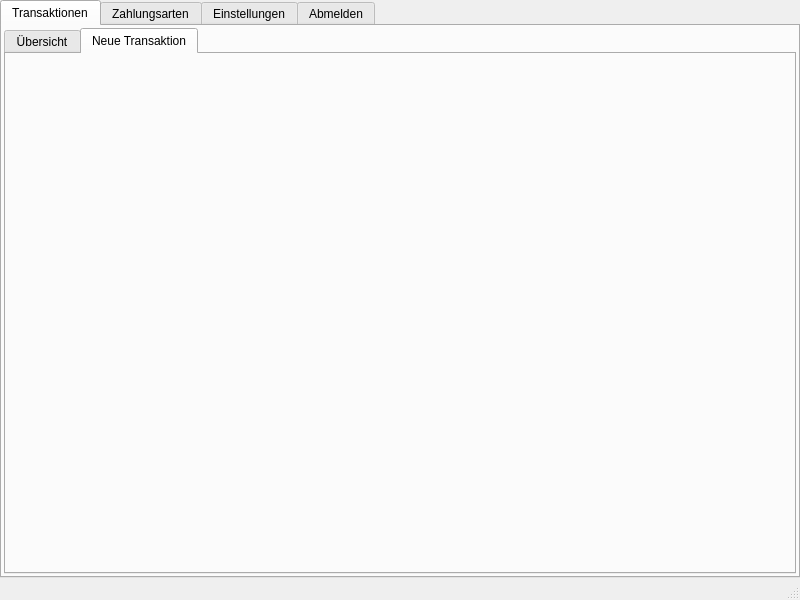
Above: benutzerwindow.ui from Tandaradei/haushalt before the change. Below: the same form after it.
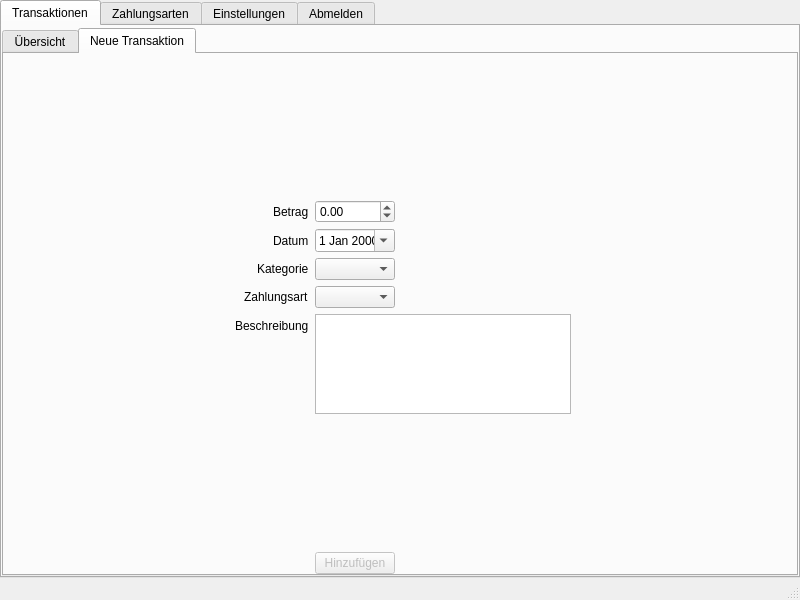
That is the form after the change. The open tabs and pages were chosen to show the change. Icons and pictures are not drawn.

Commit message:
Add, edit and remove transaction
Added Edit and Remove Buttons below transaction list
Added form to add transaction

Diff of the .ui file:
```diff
--- a/benutzerwindow.ui
+++ b/benutzerwindow.ui
@@ -76,16 +76,16 @@
           <item>
            <layout class="QVBoxLayout" name="transaktionenTabLayout">
             <property name="leftMargin">
-             <number>2</number>
+             <number>0</number>
             </property>
             <property name="topMargin">
              <number>2</number>
             </property>
             <property name="rightMargin">
-             <number>2</number>
+             <number>0</number>
             </property>
             <property name="bottomMargin">
-             <number>2</number>
+             <number>0</number>
             </property>
             <item>
              <widget class="QTabWidget" name="transaktionenTabWidget">
@@ -100,10 +100,7 @@
                <attribute name="title">
                 <string>Übersicht</string>
                </attribute>
-               <layout class="QVBoxLayout" name="verticalLayout_4">
-                <property name="spacing">
-                 <number>0</number>
-                </property>
+               <layout class="QVBoxLayout" name="verticalLayout">
                 <property name="leftMargin">
                  <number>0</number>
                 </property>
@@ -219,6 +216,201 @@
                <attribute name="title">
                 <string>Neue Transaktion</string>
                </attribute>
+               <layout class="QVBoxLayout" name="verticalLayout_4">
+                <property name="leftMargin">
+                 <number>0</number>
+                </property>
+                <property name="topMargin">
+                 <number>2</number>
+                </property>
+                <property name="rightMargin">
+                 <number>0</number>
+                </property>
+                <property name="bottomMargin">
+                 <number>0</number>
+                </property>
+                <item>
+                 <layout class="QVBoxLayout" name="transaktionenNeuTabLayout">
+                  <item>
+                   <layout class="QFormLayout" name="formLayout">
+                    <property name="fieldGrowthPolicy">
+                     <enum>QFormLayout::FieldsStayAtSizeHint</enum>
+                    </property>
+                    <property name="labelAlignment">
+                     <set>Qt::AlignRight|Qt::AlignTrailing|Qt::AlignVCenter</set>
+                    </property>
+                    <property name="formAlignment">
+                     <set>Qt::AlignHCenter|Qt::AlignTop</set>
+                    </property>
+                    <property name="leftMargin">
+                     <number>0</number>
+                    </property>
+                    <property name="topMargin">
+                     <number>12</number>
+                    </property>
+                    <item row="1" column="0">
+                     <widget class="QLabel" name="label">
+                      <property name="text">
+                       <string>Betrag</string>
+                      </property>
+                     </widget>
+                    </item>
+                    <item row="1" column="1">
+                     <widget class="QDoubleSpinBox" name="doubleSpinBox">
+                      <property name="minimumSize">
+                       <size>
+                        <width>80</width>
+                        <height>0</height>
+                       </size>
+                      </property>
+                      <property name="maximumSize">
+                       <size>
+                        <width>80</width>
+                        <height>16777215</height>
+                       </size>
+                      </property>
+                      <property name="minimum">
+                       <double>-99999999.000000000000000</double>
+                      </property>
+                      <property name="maximum">
+                       <double>99999999.000000000000000</double>
+                      </property>
+                     </widget>
+                    </item>
+                    <item row="2" column="0">
+                     <widget class="QLabel" name="label_2">
+                      <property name="text">
+                       <string>Datum</string>
+                      </property>
+                     </widget>
+                    </item>
+                    <item row="2" column="1">
+                     <widget class="QDateEdit" name="dateEdit">
+                      <property name="minimumSize">
+                       <size>
+                        <width>80</width>
+                        <height>0</height>
+                       </size>
+                      </property>
+                      <property name="maximumSize">
+                       <size>
+                        <width>80</width>
+                        <height>16777215</height>
+                       </size>
+                      </property>
+                      <property name="calendarPopup">
+                       <bool>true</bool>
+                      </property>
+                     </widget>
+                    </item>
+                    <item row="3" column="0">
+                     <widget class="QLabel" name="label_3">
+                      <property name="text">
+                       <string>Kategorie</string>
+                      </property>
+                     </widget>
+                    </item>
+                    <item row="3" column="1">
+                     <widget class="QComboBox" name="comboBox">
+                      <property name="minimumSize">
+                       <size>
+                        <width>80</width>
+                        <height>0</height>
+                       </size>
+                      </property>
+                      <property name="maximumSize">
+                       <size>
+                        <width>100</width>
+                        <height>16777215</height>
+                       </size>
+                      </property>
+                     </widget>
+                    </item>
+                    <item row="5" column="0">
+                     <widget class="QLabel" name="label_4">
+                      <property name="text">
+                       <string>Beschreibung</string>
+                      </property>
+                     </widget>
+                    </item>
+                    <item row="5" column="1">
+                     <widget class="QTextEdit" name="textEdit">
+                      <property name="maximumSize">
+                       <size>
+                        <width>16777215</width>
+                        <height>100</height>
+                       </size>
+                      </property>
+                     </widget>
+                    </item>
+                    <item row="4" column="0">
+                     <widget class="QLabel" name="label_5">
+                      <property name="text">
+                       <string>Zahlungsart</string>
+                      </property>
+                     </widget>
+                    </item>
+                    <item row="4" column="1">
+                     <widget class="QComboBox" name="comboBox_2">
+                      <property name="minimumSize">
+                       <size>
+                        <width>80</width>
+                        <height>0</height>
+                       </size>
+                      </property>
+                      <property name="maximumSize">
+                       <size>
+                        <width>80</width>
+                        <height>16777215</height>
+                       </size>
+                      </property>
+                     </widget>
+                    </item>
+                    <item row="7" column="1">
+                     <widget class="QPushButton" name="pushButton">
+                      <property name="enabled">
+                       <bool>false</bool>
+                      </property>
+                      <property name="text">
+                       <string>Hinzufügen</string>
+                      </property>
+                      <property name="icon">
+                       <iconset>
+                        <normaloff>resources/add.png</normaloff>resources/add.png</iconset>
+                      </property>
+                     </widget>
+                    </item>
+                    <item row="6" column="1">
+                     <spacer name="verticalSpacer_2">
+                      <property name="orientation">
+                       <enum>Qt::Vertical</enum>
+                      </property>
+                      <property name="sizeHint" stdset="0">
+                       <size>
+                        <width>20</width>
+                        <height>40</height>
+                       </size>
+                      </property>
+                     </spacer>
+                    </item>
+                    <item row="0" column="1">
+                     <spacer name="verticalSpacer">
+                      <property name="orientation">
+                       <enum>Qt::Vertical</enum>
+                      </property>
+                      <property name="sizeHint" stdset="0">
+                       <size>
+                        <width>20</width>
+                        <height>50</height>
+                       </size>
+                      </property>
+                     </spacer>
+                    </item>
+                   </layout>
+                  </item>
+                 </layout>
+                </item>
+               </layout>
               </widget>
              </widget>
             </item>
```
Left out of the diff: 62 changed lines with no effect on the pictures.
